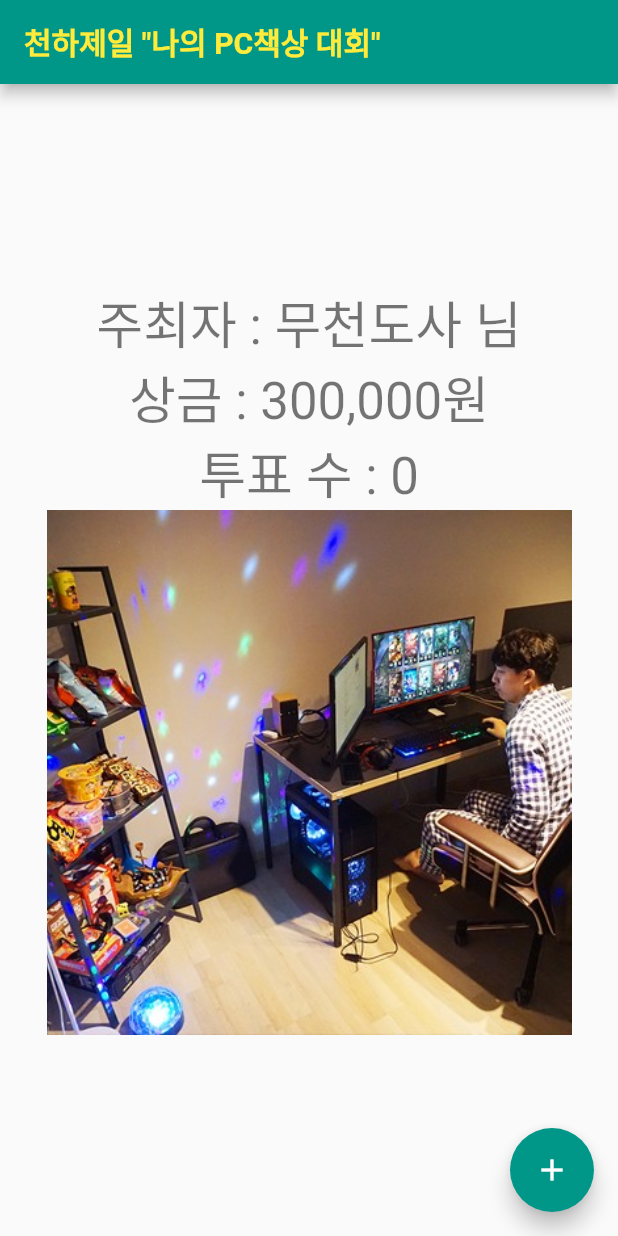
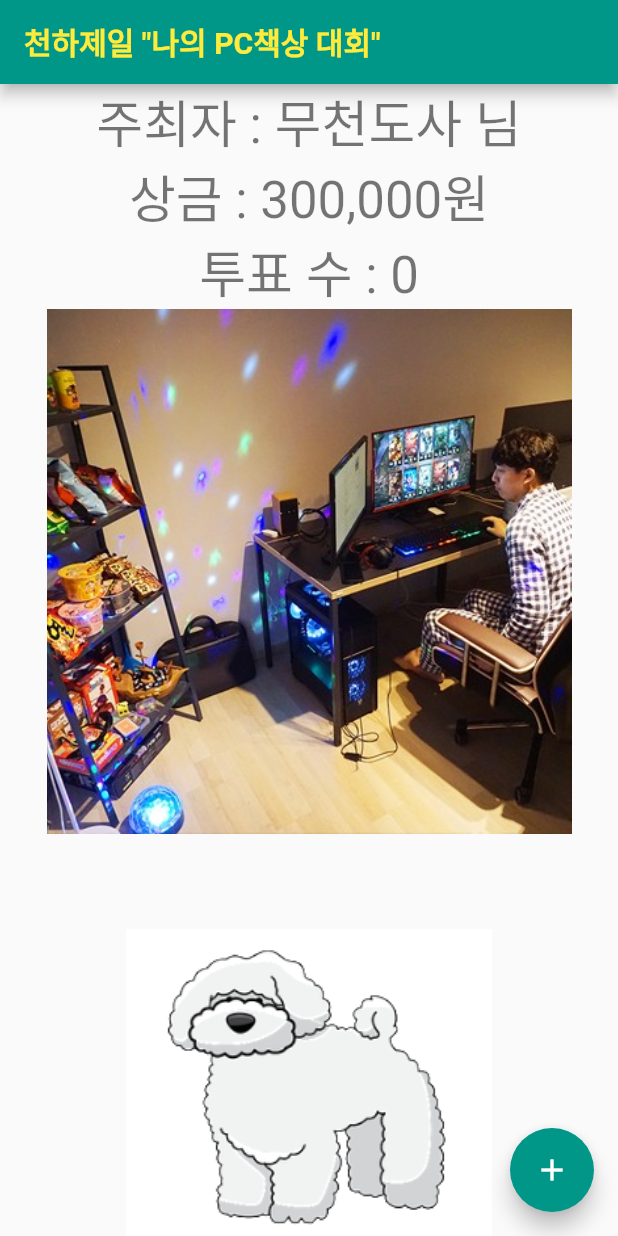
Before and after one commit to CircleJune2/Flutter_App_1st, a Flutter app: the screen it shows after launch, on a phone screen of 412 x 824 dp. Run offline on Flutter 3.47's test engine with Material 2 defaults, Android fonts, the phone set to English and light mode, and no system bars.

Commit message:
이미지 추가

```diff
--- a/lib/main.dart
+++ b/lib/main.dart
@@ -123,6 +123,10 @@
                 height: 350,
                 width: 350,
                 child: Image.asset('images/dog_1.png')),
+            SizedBox(
+                height: 350,
+                width: 350,
+                child: Image.asset('images/dog_2.png')),
 
 
           ],
```
